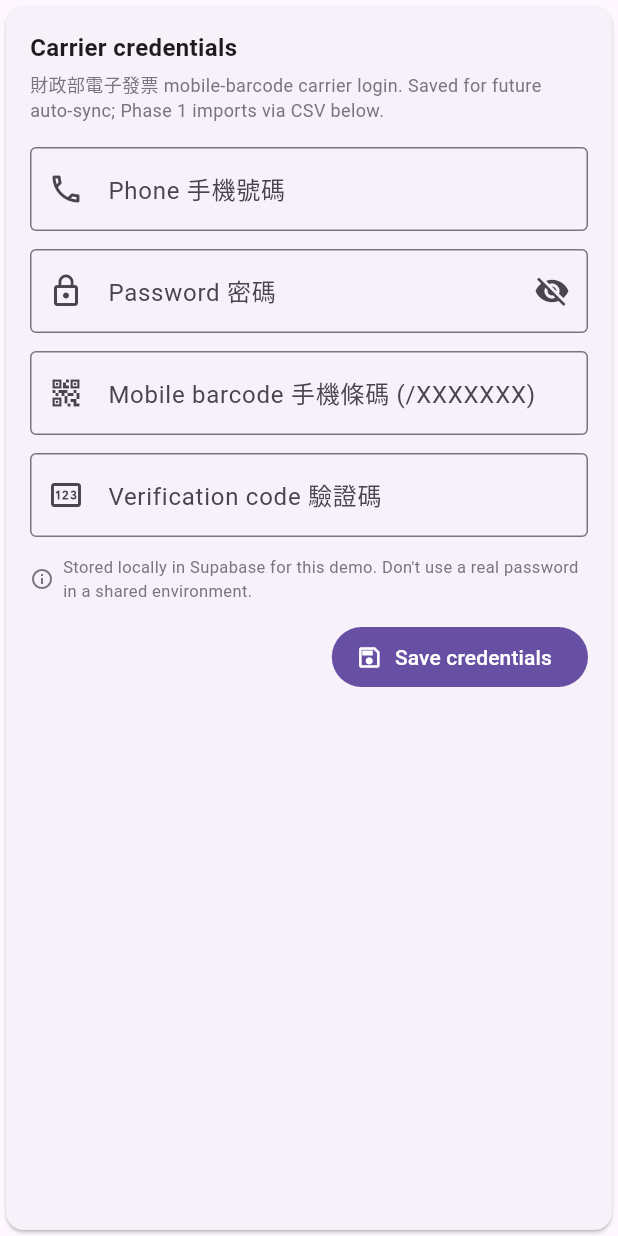
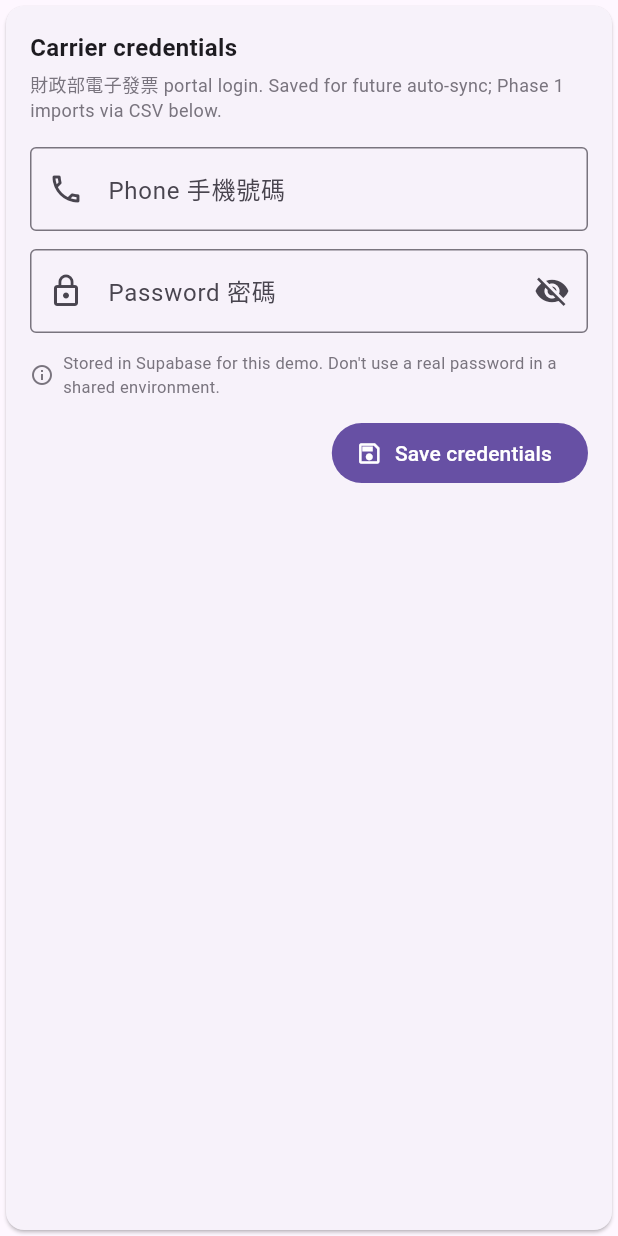
Before and after one commit to j-hop8/pocket_pilot, a Flutter app: the _CredentialsCard widget shown alone on an empty page, opened directly with empty values, on a phone screen of 412 x 824 dp. Run offline on Flutter 3.47's test engine with Material 3 defaults, Android fonts, the phone set to English and light mode, and no system bars; our stand-ins replace csv, file_picker, fl_chart, flutter_riverpod, go_router, supabase_flutter; accounts and stored records are empty.

Commit message:
Simplify carrier credentials to phone + password only
Remove carrierId and cardVerificationCode fields — not needed for the
current ingestion flow. Schema migration, model, and UI updated.

Co-Authored-By: Claude Sonnet 4.6 <noreply@anthropic.com>

```diff
--- a/lib/features/carrier_sync/carrier_sync_screen.dart
+++ b/lib/features/carrier_sync/carrier_sync_screen.dart
@@ -21,8 +21,6 @@ class CarrierSyncScreen extends ConsumerStatefulWidget {
 class _CarrierSyncScreenState extends ConsumerState<CarrierSyncScreen> {
   final _phone = TextEditingController();
   final _password = TextEditingController();
-  final _carrierId = TextEditingController();
-  final _verification = TextEditingController();
 
   bool _obscure = true;
   bool _saving = false;
@@ -33,15 +31,12 @@ class _CarrierSyncScreenState extends ConsumerState<CarrierSyncScreen> {
   @override
   void initState() {
     super.initState();
-    // Pre-fill the form once the saved config arrives.
     ref.read(carrierConfigProvider.future).then((config) {
       if (!mounted || _prefilled || config == null) return;
       setState(() {
         _prefilled = true;
         _phone.text = config.phone ?? '';
         _password.text = config.password ?? '';
-        _carrierId.text = config.carrierId ?? '';
-        _verification.text = config.cardVerificationCode ?? '';
       });
     });
   }
@@ -50,27 +45,19 @@ class _CarrierSyncScreenState extends ConsumerState<CarrierSyncScreen> {
   void dispose() {
     _phone.dispose();
     _password.dispose();
-    _carrierId.dispose();
-    _verification.dispose();
     super.dispose();
   }
 
   void _snack(String msg) {
     if (!mounted) return;
-    ScaffoldMessenger.of(context)
-        .showSnackBar(SnackBar(content: Text(msg)));
+    ScaffoldMessenger.of(context).showSnackBar(SnackBar(content: Text(msg)));
   }
 
   Future<void> _saveCredentials() async {
     setState(() => _saving = true);
     try {
       await ref.read(carrierRepositoryProvider).saveCredentials(
-            CarrierConfig(
-              phone: _phone.text,
-              password: _password.text,
-              carrierId: _carrierId.text,
-              cardVerificationCode: _verification.text,
-            ),
+            CarrierConfig(phone: _phone.text, password: _password.text),
           );
       ref.invalidate(carrierConfigProvider);
       if (!mounted) return;
@@ -136,8 +123,6 @@ class _CarrierSyncScreenState extends ConsumerState<CarrierSyncScreen> {
           _CredentialsCard(
             phone: _phone,
             password: _password,
-            carrierId: _carrierId,
-            verification: _verification,
             obscure: _obscure,
             onToggleObscure: () => setState(() => _obscure = !_obscure),
             saving: _saving,
@@ -160,8 +145,6 @@ class _CarrierSyncScreenState extends ConsumerState<CarrierSyncScreen> {
 class _CredentialsCard extends StatelessWidget {
   final TextEditingController phone;
   final TextEditingController password;
-  final TextEditingController carrierId;
-  final TextEditingController verification;
   final bool obscure;
   final VoidCallback onToggleObscure;
   final bool saving;
@@ -170,8 +153,6 @@ class _CredentialsCard extends StatelessWidget {
   const _CredentialsCard({
     required this.phone,
     required this.password,
-    required this.carrierId,
-    required this.verification,
     required this.obscure,
     required this.onToggleObscure,
     required this.saving,
@@ -193,8 +174,8 @@ class _CredentialsCard extends StatelessWidget {
             ),
             const SizedBox(height: 4),
             Text(
-              '財政部電子發票 mobile-barcode carrier login. Saved for future '
-              'auto-sync; Phase 1 imports via CSV below.',
+              '財政部電子發票 portal login. Saved for future auto-sync; '
+              'Phase 1 imports via CSV below.',
               style: TextStyle(fontSize: 12, color: scheme.outline),
             ),
             const SizedBox(height: 16),
@@ -216,28 +197,9 @@ class _CredentialsCard extends StatelessWidget {
                 border: const OutlineInputBorder(),
                 prefixIcon: const Icon(Icons.lock_outline),
                 suffixIcon: IconButton(
-                  icon: Icon(
-                      obscure ? Icons.visibility : Icons.visibility_off),
+                  icon: Icon(obscure ? Icons.visibility : Icons.visibility_off),
                   onPressed: onToggleObscure,
                 ),
-              ),
-            ),
-            const SizedBox(height: 12),
-            TextField(
-              controller: carrierId,
-              decoration: const InputDecoration(
-                labelText: 'Mobile barcode 手機條碼 (/XXXXXXX)',
-                border: OutlineInputBorder(),
-                prefixIcon: Icon(Icons.qr_code_2_outlined),
-              ),
-            ),
-            const SizedBox(height: 12),
-            TextField(
-              controller: verification,
-              decoration: const InputDecoration(
-                labelText: 'Verification code 驗證碼',
-                border: OutlineInputBorder(),
-                prefixIcon: Icon(Icons.pin_outlined),
               ),
             ),
             const SizedBox(height: 12),
@@ -247,8 +209,8 @@ class _CredentialsCard extends StatelessWidget {
                 const SizedBox(width: 6),
                 Expanded(
                   child: Text(
-                    'Stored locally in Supabase for this demo. Don\'t use a '
-                    'real password in a shared environment.',
+                    'Stored in Supabase for this demo. Don\'t use a real '
+                    'password in a shared environment.',
                     style: TextStyle(fontSize: 11, color: scheme.outline),
                   ),
                 ),
@@ -368,8 +330,8 @@ class _ResultSummary extends StatelessWidget {
         const SizedBox(height: 8),
         _statRow(context, Icons.add_circle_outline,
             '${result.inserted} new invoices'),
-        _statRow(context, Icons.list_alt_outlined,
-            '${result.items} line items'),
+        _statRow(
+            context, Icons.list_alt_outlined, '${result.items} line items'),
         _statRow(context, Icons.skip_next_outlined,
             '${result.skipped} already present (skipped)'),
         if (range != null)
--- a/lib/models/carrier_config.dart
+++ b/lib/models/carrier_config.dart
@@ -2,15 +2,11 @@
 /// `carrier_config` table (single-user Phase 1 app).
 ///
 /// SECURITY: [password] is stored in Supabase under the Phase-1 demo RLS, which
-/// grants the anon role full access — acceptable only for this local demo. See
-/// the `carrier_config` table comment in the init migration for the production
-/// hardening checklist.
+/// grants the anon role full access — acceptable only for this local demo.
 class CarrierConfig {
   final int? id;
-  final String? phone; // 手機號碼 (portal login)
-  final String? password; // 密碼 (portal login)
-  final String? carrierId; // 手機條碼載具 /XXXXXXX
-  final String? cardVerificationCode; // 條碼驗證碼 (for the official API)
+  final String? phone;
+  final String? password;
   final DateTime? lastSyncedAt;
   final int lastSyncCount;
 
@@ -18,8 +14,6 @@ class CarrierConfig {
     this.id,
     this.phone,
     this.password,
-    this.carrierId,
-    this.cardVerificationCode,
     this.lastSyncedAt,
     this.lastSyncCount = 0,
   });
@@ -28,20 +22,15 @@ class CarrierConfig {
         id: json['id'] as int?,
         phone: json['phone'] as String?,
         password: json['password'] as String?,
-        carrierId: json['carrier_id'] as String?,
-        cardVerificationCode: json['card_verification_code'] as String?,
         lastSyncedAt: json['last_synced_at'] == null
             ? null
             : DateTime.parse(json['last_synced_at'] as String),
         lastSyncCount: (json['last_sync_count'] as int?) ?? 0,
       );
 
-  /// Credential fields only (not sync state). Used when the user saves the form.
   Map<String, dynamic> toCredentialsJson() => {
         'phone': _emptyToNull(phone),
         'password': _emptyToNull(password),
-        'carrier_id': _emptyToNull(carrierId),
-        'card_verification_code': _emptyToNull(cardVerificationCode),
         'updated_at': DateTime.now().toIso8601String(),
       };
 }
```
Also changed, not shown: 1 other file.
